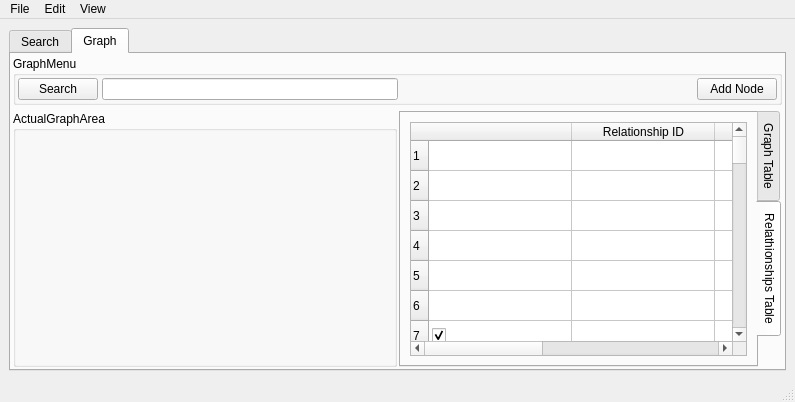
CS4311-spring-2020/pick-tool-team15-spicegirls, file ui/MainWindow.ui: the form before one commit.
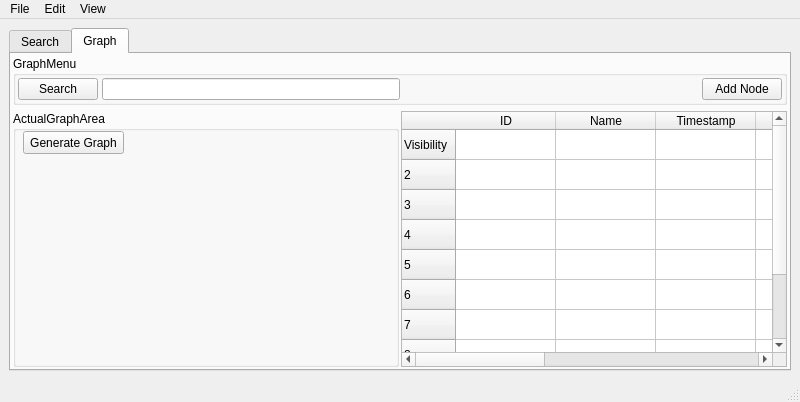
The form after the commit. The open tabs and pages were chosen to show the change.

Commit message: Added button for graph with graph pull up needs fixing in future

```diff
--- a/ui/MainWindow.ui
+++ b/ui/MainWindow.ui
@@ -6,7 +6,7 @@
    <rect>
     <x>0</x>
     <y>0</y>
-    <width>795</width>
+    <width>800</width>
     <height>402</height>
    </rect>
   </property>
@@ -243,22 +243,22 @@
             <property name="title">
              <string>ActualGraphArea</string>
             </property>
+            <widget class="QPushButton" name="GraphButton">
+             <property name="geometry">
+              <rect>
+               <x>10</x>
+               <y>20</y>
+               <width>101</width>
+               <height>23</height>
+              </rect>
+             </property>
+             <property name="text">
+              <string>Generate Graph</string>
+             </property>
+            </widget>
            </widget>
           </item>
           <item>
-           <widget class="QTabWidget" name="tabWidget_2">
-            <property name="tabPosition">
-             <enum>QTabWidget::East</enum>
-            </property>
-            <property name="currentIndex">
-             <number>0</number>
-            </property>
-            <widget class="QWidget" name="tab">
-             <attribute name="title">
-              <string>Graph Table</string>
-             </attribute>
-             <layout class="QGridLayout" name="gridLayout_5">
-              <item row="0" column="0">
                <widget class="QTableWidget" name="tableWidget">
                 <property name="sortingEnabled">
                  <bool>true</bool>
@@ -323,391 +323,6 @@
                </widget>
               </item>
              </layout>
-            </widget>
-            <widget class="QWidget" name="tab_2">
-             <attribute name="title">
-              <string>Relathionships Table</string>
-             </attribute>
-             <layout class="QGridLayout" name="gridLayout_6">
-              <item row="0" column="0">
-               <widget class="QTableWidget" name="RelationshipConfigTableWidget">
-                <property name="rowCount">
-                 <number>50</number>
-                </property>
-                <attribute name="horizontalHeaderDefaultSectionSize">
-                 <number>143</number>
-                </attribute>
-                <row/>
-                <row/>
-                <row/>
-                <row/>
-                <row/>
-                <row/>
-                <row/>
-                <row/>
-                <row/>
-                <row/>
-                <row/>
-                <row/>
-                <row/>
-                <row/>
-                <row/>
-                <row/>
-                <row/>
-                <row/>
-                <row/>
-                <row/>
-                <row/>
-                <row/>
-                <row/>
-                <row/>
-                <row/>
-                <row/>
-                <row/>
-                <row/>
-                <row/>
-                <row/>
-                <row/>
-                <row/>
-                <row/>
-                <row/>
-                <row/>
-                <row/>
-                <row/>
-                <row/>
-                <row/>
-                <row/>
-                <row/>
-                <row/>
-                <row/>
-                <row/>
-                <row/>
-                <row/>
-                <row/>
-                <row/>
-                <row/>
-                <row/>
-                <column>
-                 <property name="text">
-                  <string/>
-                 </property>
-                </column>
-                <column>
-                 <property name="text">
-                  <string>Relationship ID</string>
-                 </property>
-                </column>
-                <column>
-                 <property name="text">
-                  <string>Parent</string>
-                 </property>
-                </column>
-                <column>
-                 <property name="text">
-                  <string>Child</string>
-                 </property>
-                </column>
-                <column>
-                 <property name="text">
-                  <string>Label</string>
-                 </property>
-                </column>
-                <item row="0" column="0">
-                 <property name="text">
-                  <string/>
-                 </property>
-                 <property name="checkState">
-                  <enum>Unchecked</enum>
-                 </property>
-                </item>
-                <item row="1" column="0">
-                 <property name="text">
-                  <string/>
-                 </property>
-                 <property name="checkState">
-                  <enum>Unchecked</enum>
-                 </property>
-                </item>
-                <item row="2" column="0">
-                 <property name="text">
-                  <string/>
-                 </property>
-                 <property name="checkState">
-                  <enum>Unchecked</enum>
-                 </property>
-                </item>
-                <item row="3" column="0">
-                 <property name="text">
-                  <string/>
-                 </property>
-                 <property name="checkState">
-                  <enum>Unchecked</enum>
-                 </property>
-                </item>
-                <item row="4" column="0">
-                 <property name="text">
-                  <string/>
-                 </property>
-                 <property name="checkState">
-                  <enum>Unchecked</enum>
-                 </property>
-                </item>
-                <item row="5" column="0">
-                 <property name="text">
-                  <string/>
-                 </property>
-                 <property name="checkState">
-                  <enum>Unchecked</enum>
-                 </property>
-                </item>
-                <item row="6" column="0">
-                 <property name="checkState">
-                  <enum>Checked</enum>
-                 </property>
-                </item>
-                <item row="7" column="0">
-                 <property name="text">
-                  <string/>
-                 </property>
-                 <property name="checkState">
-                  <enum>Unchecked</enum>
-                 </property>
-                </item>
-                <item row="8" column="0">
-                 <property name="checkState">
-                  <enum>Checked</enum>
-                 </property>
-                </item>
-                <item row="9" column="0">
-                 <property name="checkState">
-                  <enum>Checked</enum>
-                 </property>
-                </item>
-                <item row="10" column="0">
-                 <property name="text">
-                  <string/>
-                 </property>
-                 <property name="checkState">
-                  <enum>Unchecked</enum>
-                 </property>
-                </item>
-                <item row="11" column="0">
-                 <property name="text">
-                  <string/>
-                 </property>
-                 <property name="checkState">
-                  <enum>Unchecked</enum>
-                 </property>
-                </item>
-                <item row="12" column="0">
-                 <property name="text">
-                  <string/>
-                 </property>
-                 <property name="checkState">
-                  <enum>Unchecked</enum>
-                 </property>
-                </item>
-                <item row="13" column="0">
-                 <property name="text">
-                  <string/>
-                 </property>
-                 <property name="checkState">
-                  <enum>Unchecked</enum>
-                 </property>
-                </item>
-                <item row="14" column="0">
-                 <property name="checkState">
-                  <enum>Checked</enum>
-                 </property>
-                </item>
-                <item row="15" column="0">
-                 <property name="checkState">
-                  <enum>Checked</enum>
-                 </property>
-                </item>
-                <item row="16" column="0">
-                 <property name="checkState">
-                  <enum>Checked</enum>
-                 </property>
-                </item>
-                <item row="17" column="0">
-                 <property name="text">
-                  <string/>
-                 </property>
-                 <property name="checkState">
-                  <enum>Unchecked</enum>
-                 </property>
-                </item>
-                <item row="18" column="0">
-                 <property name="text">
-                  <string/>
-                 </property>
-                 <property name="checkState">
-                  <enum>Unchecked</enum>
-                 </property>
-                </item>
-                <item row="19" column="0">
-                 <property name="checkState">
-                  <enum>Checked</enum>
-                 </property>
-                </item>
-                <item row="20" column="0">
-                 <property name="checkState">
-                  <enum>Checked</enum>
-                 </property>
-                </item>
-                <item row="21" column="0">
-                 <property name="checkState">
-                  <enum>Checked</enum>
-                 </property>
-                </item>
-                <item row="22" column="0">
-                 <property name="checkState">
-                  <enum>Checked</enum>
-                 </property>
-                </item>
-                <item row="23" column="0">
-                 <property name="checkState">
-                  <enum>Checked</enum>
-                 </property>
-                </item>
-                <item row="24" column="0">
-                 <property name="checkState">
-                  <enum>Checked</enum>
-                 </property>
-                </item>
-                <item row="25" column="0">
-                 <property name="checkState">
-                  <enum>Checked</enum>
-                 </property>
-                </item>
-                <item row="26" column="0">
-                 <property name="checkState">
-                  <enum>Checked</enum>
-                 </property>
-                </item>
-                <item row="27" column="0">
-                 <property name="checkState">
-                  <enum>Checked</enum>
-                 </property>
-                </item>
-                <item row="28" column="0">
-                 <property name="checkState">
-                  <enum>Checked</enum>
-                 </property>
-                </item>
-                <item row="29" column="0">
-                 <property name="checkState">
-                  <enum>Checked</enum>
-                 </property>
-                </item>
-                <item row="30" column="0">
-                 <property name="checkState">
-                  <enum>Checked</enum>
-                 </property>
-                </item>
-                <item row="31" column="0">
-                 <property name="checkState">
-                  <enum>Checked</enum>
-                 </property>
-                </item>
-                <item row="32" column="0">
-                 <property name="checkState">
-                  <enum>Checked</enum>
-                 </property>
-                </item>
-                <item row="33" column="0">
-                 <property name="checkState">
-                  <enum>Checked</enum>
-                 </property>
-                </item>
-                <item row="34" column="0">
-                 <property name="checkState">
-                  <enum>Checked</enum>
-                 </property>
-                </item>
-                <item row="35" column="0">
-                 <property name="checkState">
-                  <enum>Checked</enum>
-                 </property>
-                </item>
-                <item row="36" column="0">
-                 <property name="checkState">
-                  <enum>Checked</enum>
-                 </property>
-                </item>
-                <item row="37" column="0">
-                 <property name="checkState">
-                  <enum>Checked</enum>
-                 </property>
-                </item>
-                <item row="38" column="0">
-                 <property name="checkState">
-                  <enum>Checked</enum>
-                 </property>
-                </item>
-                <item row="39" column="0">
-                 <property name="checkState">
-                  <enum>Checked</enum>
-                 </property>
-                </item>
-                <item row="40" column="0">
-                 <property name="checkState">
-                  <enum>Checked</enum>
-                 </property>
-                </item>
-                <item row="41" column="0">
-                 <property name="checkState">
-                  <enum>Checked</enum>
-                 </property>
-                </item>
-                <item row="42" column="0">
-                 <property name="checkState">
-                  <enum>Checked</enum>
-                 </property>
-                </item>
-                <item row="43" column="0">
-                 <property name="checkState">
-                  <enum>Checked</enum>
-                 </property>
-                </item>
-                <item row="44" column="0">
-                 <property name="checkState">
-                  <enum>Checked</enum>
-                 </property>
-                </item>
-                <item row="45" column="0">
-                 <property name="checkState">
-                  <enum>Checked</enum>
-                 </property>
-                </item>
-                <item row="46" column="0">
-                 <property name="checkState">
-                  <enum>Checked</enum>
-                 </property>
-                </item>
-                <item row="47" column="0">
-                 <property name="checkState">
-                  <enum>Checked</enum>
-                 </property>
-                </item>
-                <item row="48" column="0">
-                 <property name="checkState">
-                  <enum>Checked</enum>
-                 </property>
-                </item>
-                <item row="49" column="0">
-                 <property name="checkState">
-                  <enum>Checked</enum>
-                 </property>
-                </item>
-               </widget>
-              </item>
-             </layout>
-            </widget>
-           </widget>
-          </item>
-         </layout>
         </item>
        </layout>
       </widget>
@@ -720,8 +335,8 @@
     <rect>
      <x>0</x>
      <y>0</y>
-     <width>795</width>
-     <height>20</height>
+     <width>800</width>
+     <height>22</height>
     </rect>
    </property>
    <widget class="QMenu" name="menuFile">
```
Left out of the diff: 2 changed lines with no effect on the pictures. Lines whose indentation alone changed are shown as unchanged. The commit also changes 3 other files.
